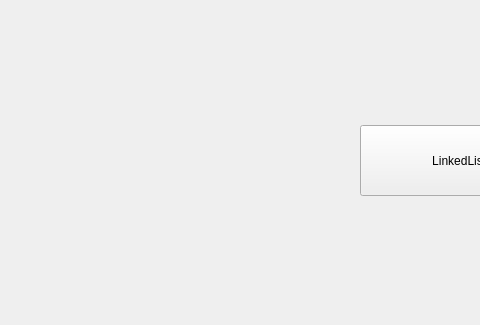
Old version of the form mainwindow.ui in the repository Yakovlev0309/Algorithms_And_Data_Structures_GUI; both pictures show x 0 to 480 and y 275 to 600 of the 800 by 600 pixel window.
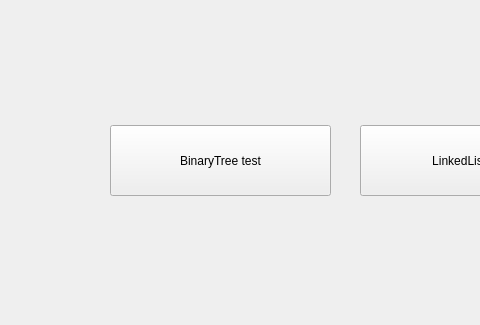
New version of the form.

What changed in the file:
```diff
--- a/mainwindow.ui
+++ b/mainwindow.ui
@@ -27,6 +27,19 @@
      <string>LinkedList test</string>
     </property>
    </widget>
+   <widget class="QPushButton" name="binary_tree_test_button">
+    <property name="geometry">
+     <rect>
+      <x>110</x>
+      <y>400</y>
+      <width>221</width>
+      <height>71</height>
+     </rect>
+    </property>
+    <property name="text">
+     <string>BinaryTree test</string>
+    </property>
+   </widget>
   </widget>
   <widget class="QMenuBar" name="menubar">
    <property name="geometry">
```
